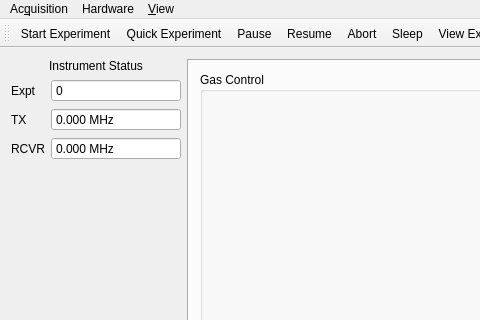
First picture: the form in mainwindow.ui, repository kncrabtree/blackchirp, before the edit; both pictures show x 0 to 480 and y 0 to 320 of the 1168 by 676 pixel window.
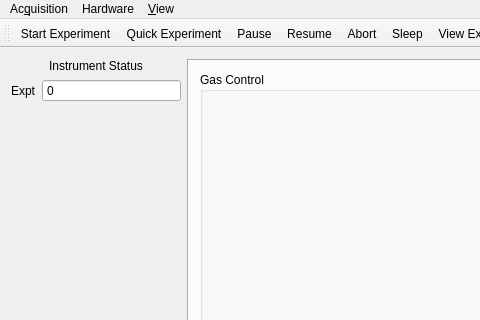
Second picture: the form after the edit. Icons and pictures are not drawn. Custom widgets are drawn as their Qt base class.

Commit message: Replace Synthesizer class with Clock

```diff
--- a/mainwindow.ui
+++ b/mainwindow.ui
@@ -59,70 +59,6 @@
           </property>
          </widget>
         </item>
-        <item row="1" column="0">
-         <widget class="QLabel" name="valonTXLabel">
-          <property name="text">
-           <string>TX</string>
-          </property>
-         </widget>
-        </item>
-        <item row="1" column="1">
-         <widget class="QDoubleSpinBox" name="valonTXDoubleSpinBox">
-          <property name="focusPolicy">
-           <enum>Qt::ClickFocus</enum>
-          </property>
-          <property name="readOnly">
-           <bool>true</bool>
-          </property>
-          <property name="buttonSymbols">
-           <enum>QAbstractSpinBox::NoButtons</enum>
-          </property>
-          <property name="keyboardTracking">
-           <bool>false</bool>
-          </property>
-          <property name="suffix">
-           <string> MHz</string>
-          </property>
-          <property name="decimals">
-           <number>3</number>
-          </property>
-          <property name="maximum">
-           <double>1000000000000.000000000000000</double>
-          </property>
-         </widget>
-        </item>
-        <item row="2" column="0">
-         <widget class="QLabel" name="valonRXLabel">
-          <property name="text">
-           <string>RCVR</string>
-          </property>
-         </widget>
-        </item>
-        <item row="2" column="1">
-         <widget class="QDoubleSpinBox" name="valonRXDoubleSpinBox">
-          <property name="focusPolicy">
-           <enum>Qt::ClickFocus</enum>
-          </property>
-          <property name="readOnly">
-           <bool>true</bool>
-          </property>
-          <property name="buttonSymbols">
-           <enum>QAbstractSpinBox::NoButtons</enum>
-          </property>
-          <property name="keyboardTracking">
-           <bool>false</bool>
-          </property>
-          <property name="suffix">
-           <string> MHz</string>
-          </property>
-          <property name="decimals">
-           <number>3</number>
-          </property>
-          <property name="maximum">
-           <double>1000000000000.000000000000000</double>
-          </property>
-         </widget>
-        </item>
        </layout>
       </item>
       <item>
```
Left out of the diff: 5 changed lines with no effect on the pictures. The commit also changes 24 other files.
